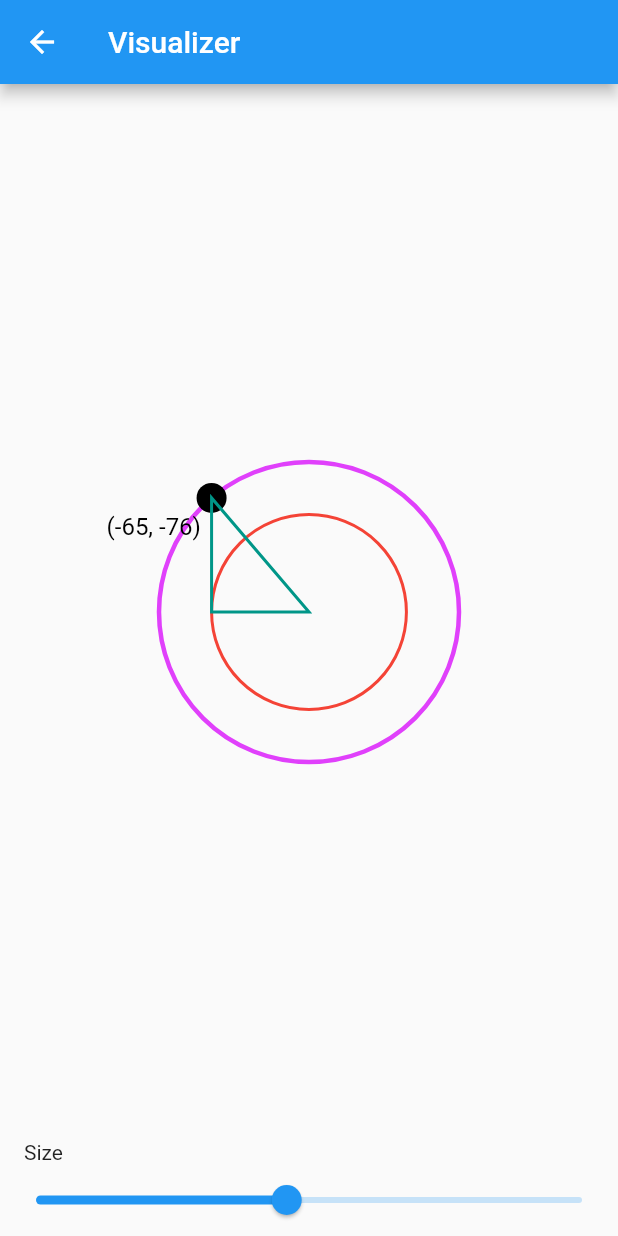
After one commit to Tsiuryn/TestFlutter, a Flutter app: the CustomPage screen opened by its route, after a tap on "Visualizer", on a phone screen of 412 x 824 dp. The commit adds this screen. Run offline on Flutter 3.47's test engine with Material 2 defaults, Android fonts, the phone set to English and light mode, and no system bars; our stand-ins replace image_picker, percent_indicator, share; missing offline and left inert: touchable; generated files the repository leaves out were written again.

Commit message:
custom view

```diff
--- a/lib/routes.dart
+++ b/lib/routes.dart
@@ -3,6 +3,12 @@ import 'package:flutter/cupertino.dart';
 import 'package:test_flutter/screens/calculator/calc_screen.dart';
 import 'package:test_flutter/screens/calc_old/calculator_page.dart';
 import 'package:test_flutter/screens/constraint/constraint_page.dart';
+import 'package:test_flutter/screens/custom/circle.dart';
+import 'package:test_flutter/screens/custom/custom_page.dart';
+import 'package:test_flutter/screens/custom/lines.dart';
+import 'package:test_flutter/screens/custom/polygon.dart';
+import 'package:test_flutter/screens/custom/visualize_polygon.dart';
+import 'package:test_flutter/screens/custom/visualizer.dart';
 import 'package:test_flutter/screens/localization/localization_page.dart';
 import 'package:test_flutter/screens/progress/progress_page.dart';
 import 'package:test_flutter/screens/share_app/share_app_page.dart';
@@ -21,5 +27,11 @@ class Routes {
     ShareAppPage.id: (context) => ShareAppPage(),
     ProgressPage.id: (context) => ProgressPage(),
     CalcScreen.id: (context) => CalcScreen(),
+    CustomPage.id: (context) => CustomPage(),
+    Lines.id: (context) => Lines(),
+    Circle.id: (context) => Circle(),
+    Polygon.id: (context) => Polygon(),
+    Visualizer.id: (context) => Visualizer(),
+    VisualizePolygon.id: (context) => VisualizePolygon(),
   };
 }
--- /dev/null
+++ b/lib/screens/custom/custom_page.dart
@@ -0,0 +1,68 @@
+import 'package:flutter/material.dart';
+import 'package:test_flutter/screens/custom/polygon.dart';
+import 'package:test_flutter/screens/custom/visualize_polygon.dart';
+import 'package:test_flutter/screens/custom/visualizer.dart';
+import 'circle.dart';
+import 'lines.dart';
+
+class CustomPage extends StatefulWidget {
+  static final String id = 'CustomPage';
+  const CustomPage({Key key}) : super(key: key);
+
+  @override
+  _CustomPageState createState() => _CustomPageState();
+}
+
+class _CustomPageState extends State<CustomPage> {
+  @override
+  Widget build(BuildContext context) {
+    return Scaffold(
+      appBar: AppBar(
+        title: Text(CustomPage.id),
+      ),
+      body: Row (
+        mainAxisAlignment: MainAxisAlignment.center,
+        mainAxisSize: MainAxisSize.max,
+        children: [
+          Expanded(
+            child: Center(
+              child: Column(
+                mainAxisAlignment: MainAxisAlignment.center,
+                mainAxisSize: MainAxisSize.max,
+                children: [
+                  MaterialButton(
+                      child: Text('Lines'),
+                      onPressed: () => Navigator.pushNamed(context, Lines.id)),
+                  MaterialButton(
+                      child: Text('Polygon'),
+                      onPressed: () => Navigator.pushNamed(context, Polygon.id)),
+                  MaterialButton(
+                      child: Text('Visualize Polygon'),
+                      onPressed: () => Navigator.pushNamed(context, VisualizePolygon.id)),
+                ],
+              ),
+            ),
+          ),
+          Expanded(
+            child: Center(
+              child: Column(
+                mainAxisAlignment: MainAxisAlignment.center,
+                mainAxisSize: MainAxisSize.max,
+                children: [
+                  MaterialButton(
+                      child: Text('Circle'),
+                      onPressed: () => Navigator.pushNamed(context, Circle.id)),
+                  MaterialButton(
+                      child: Text('Visualizer'),
+                      onPressed: () => Navigator.pushNamed(context, Visualizer.id)),
+
+                ],
+              ),
+            ),
+          )
+        ],
+
+      ),
+    );
+  }
+}
--- /dev/null
+++ b/lib/screens/custom/visualizer.dart
@@ -0,0 +1,192 @@
+
+import 'package:flutter/cupertino.dart';
+import 'dart:math' as math;
+
+import 'package:flutter/material.dart';
+
+class Visualizer extends StatefulWidget {
+  static final String id = 'CustomPage_Visualizer';
+  @override
+  _VisualizerState createState() => _VisualizerState();
+}
+
+class _VisualizerState extends State<Visualizer>
+    with SingleTickerProviderStateMixin {
+  var _radius = 100.0;
+  var _radians = 0.0;
+
+  Animation<double> animation;
+  AnimationController controller;
+
+  @override
+  void initState() {
+    super.initState();
+
+    controller = AnimationController(
+      vsync: this,
+      duration: Duration(seconds: 8),
+    );
+
+    Tween<double> _rotationTween = Tween(begin: -math.pi, end: math.pi);
+
+    animation = _rotationTween.animate(controller)
+      ..addListener(() {
+        setState(() {});
+      })
+      ..addStatusListener((status) {
+        if (status == AnimationStatus.completed) {
+          controller.repeat();
+        } else if (status == AnimationStatus.dismissed) {
+          controller.forward();
+        }
+      });
+
+    controller.forward();
+  }
+
+  @override
+  Widget build(BuildContext context) {
+    return Scaffold(
+      appBar: AppBar(
+        title: Text('Visualizer'),
+      ),
+      body: SafeArea(
+        child: Column(
+          crossAxisAlignment: CrossAxisAlignment.start,
+          children: <Widget>[
+            Expanded(
+              child: CustomPaint(
+                foregroundPainter: PointPainter(_radius, animation.value),
+                painter: CirclePainter(_radius),
+                child: Container(),
+              ),
+            ),
+            Padding(
+              padding: const EdgeInsets.only(left: 16.0),
+              child: Text('Size'),
+            ),
+            Slider(
+              value: _radius,
+              min: 10.0,
+              max: MediaQuery.of(context).size.width / 2,
+              onChanged: (value) {
+                setState(() {
+                  _radius = value;
+                });
+              },
+            ),
+          ],
+        ),
+      ),
+    );
+  }
+}
+
+// FOR PAINTING THE CIRCLE
+class CirclePainter extends CustomPainter {
+  final double radius;
+  CirclePainter(this.radius);
+
+  @override
+  void paint(Canvas canvas, Size size) {
+    var paint = Paint()
+      ..color = Colors.purpleAccent
+      ..strokeWidth = 3
+      ..style = PaintingStyle.stroke
+      ..strokeCap = StrokeCap.round;
+
+    var path = Path();
+    path.addOval(Rect.fromCircle(
+      center: Offset(size.width / 2, size.height / 2),
+      radius: radius,
+    ));
+    canvas.drawPath(path, paint);
+  }
+
+  @override
+  bool shouldRepaint(CustomPainter oldDelegate) {
+    return true;
+  }
+}
+
+// FOR PAINTING THE TRACKING POINT
+class PointPainter extends CustomPainter {
+  final double radius;
+  final double radians;
+  PointPainter(this.radius, this.radians);
+
+  @override
+  void paint(Canvas canvas, Size size) {
+    var paint = Paint()
+      ..color = Colors.teal
+      ..strokeWidth = 2
+      ..style = PaintingStyle.stroke
+      ..strokeCap = StrokeCap.round;
+
+    var pointPaint = Paint()
+      ..color = Colors.black
+      ..strokeWidth = 1
+      ..style = PaintingStyle.fill
+      ..strokeCap = StrokeCap.round;
+
+    var innerCirclePaint = Paint()
+      ..color = Colors.red
+      ..strokeWidth = 2
+      ..style = PaintingStyle.stroke
+      ..strokeCap = StrokeCap.round;
+
+    final textSpan = TextSpan(
+      text:
+      "(${(radius * math.cos(radians)).round()}, ${(radius * math.sin(radians)).round()})",
+      style: TextStyle(color: Colors.black, fontSize: 16),
+    );
+    final textPainter = TextPainter(
+      text: textSpan,
+      textDirection: TextDirection.ltr,
+    );
+    textPainter.layout(
+      minWidth: 0,
+      maxWidth: 100,
+    );
+
+    var path = Path();
+
+    Offset center = Offset(size.width / 2, size.height / 2);
+
+    path.moveTo(center.dx, center.dy);
+
+    Offset pointOnCircle = Offset(
+      radius * math.cos(radians) + center.dx,
+      radius * math.sin(radians) + center.dy,
+    );
+
+    // For showing the point moving on the circle
+    canvas.drawCircle(pointOnCircle, 10, pointPaint);
+
+    // For drawing the inner circle
+    if (math.cos(radians) < 0.0) {
+      canvas.drawCircle(center, -radius * math.cos(radians), innerCirclePaint);
+      textPainter.paint(
+        canvas,
+        pointOnCircle + Offset(-radius * 0.7, 10),
+      );
+    } else {
+      canvas.drawCircle(center, radius * math.cos(radians), innerCirclePaint);
+      textPainter.paint(
+        canvas,
+        pointOnCircle + Offset(10, 10),
+      );
+    }
+
+    path.lineTo(pointOnCircle.dx, pointOnCircle.dy);
+    path.lineTo(pointOnCircle.dx, center.dy);
+
+    path.close();
+    canvas.drawPath(path, paint);
+  }
+
+  @override
+  bool shouldRepaint(CustomPainter oldDelegate) {
+    return true;
+  }
+}
--- a/pubspec.yaml
+++ b/pubspec.yaml
@@ -50,7 +50,7 @@ dev_dependencies:
   flutter_test:
     sdk: flutter
 
-
+  touchable: ^1.0.0
 
 # For information on the generic Dart part of this file, see the
 # following page: https://dart.dev/tools/pub/pubspec
@@ -59,6 +59,7 @@ dev_dependencies:
 flutter:
   generate: true
   uses-material-design: true
+
 
   assets:
     - assets/constraint/
```
Also changed, not shown: lib/main.dart (+8 -0 lines), lib/screens/custom/circle.dart (added, +44 -0 lines), lib/screens/custom/lines.dart (added, +57 -0 lines), lib/screens/custom/polygon.dart (added, +133 -0 lines), lib/screens/custom/visualize_polygon.dart (added, +156 -0 lines).
